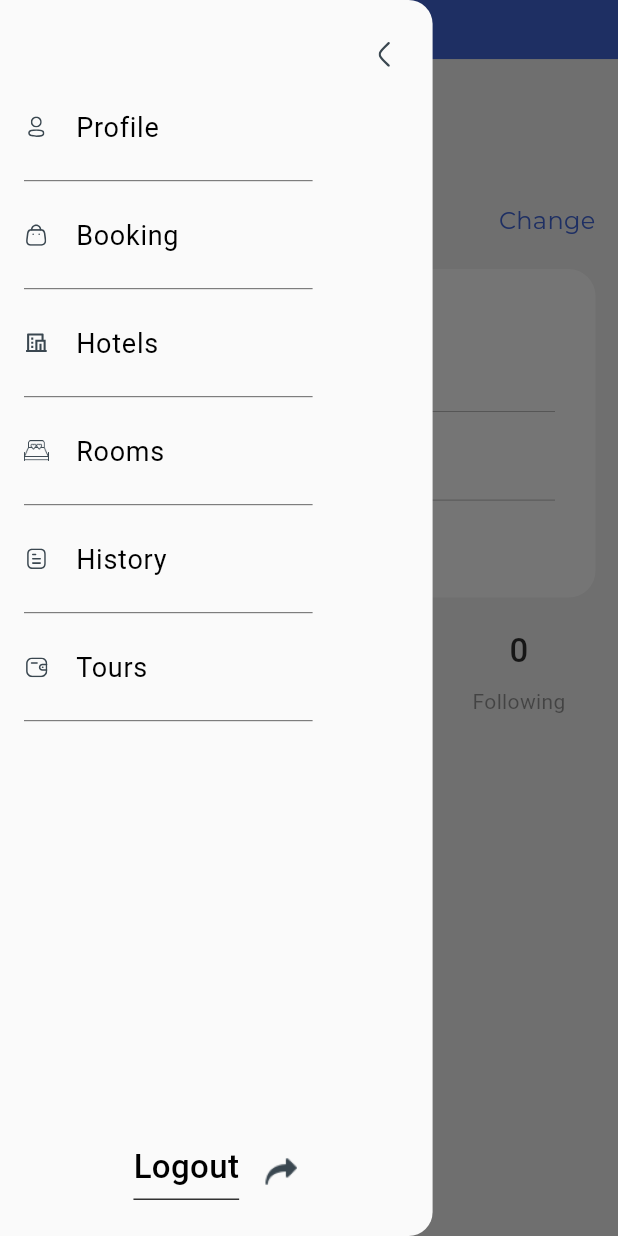
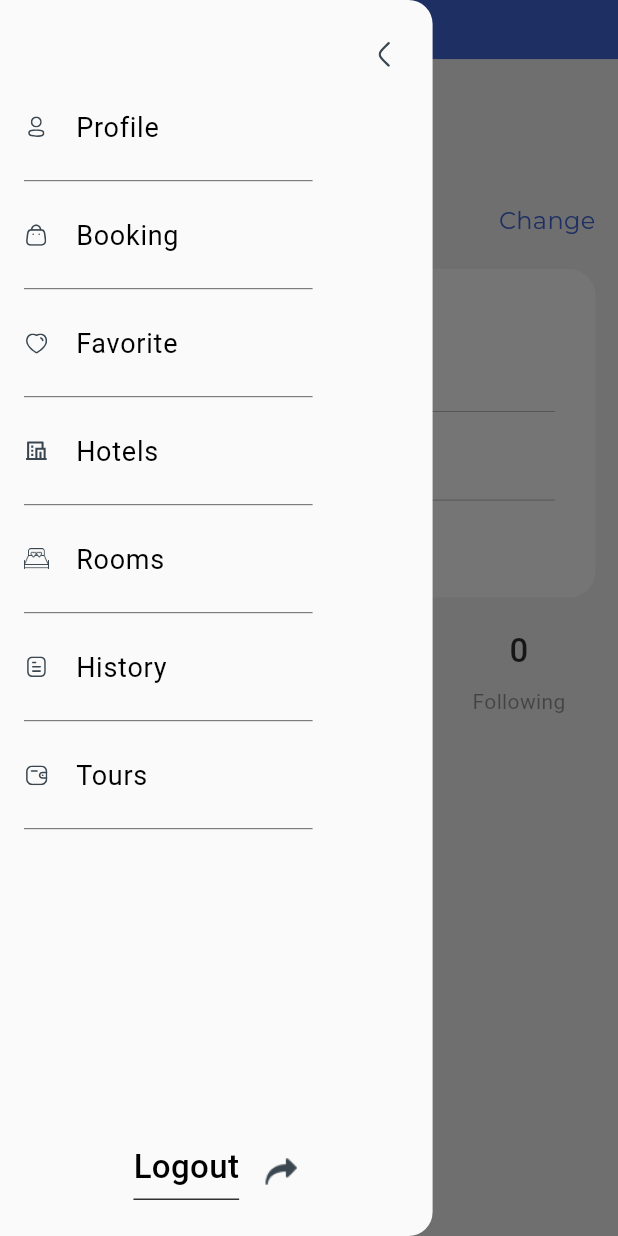
Before and after one commit to lamdv2/flutter_booking_travel_getx, a Flutter app: the ProfileScreen screen opened by its route, with the side drawer open, on a phone screen of 412 x 824 dp. Run offline on Flutter 3.47's test engine with Material 3 defaults, Android fonts, the phone set to English and light mode, and no system bars; our stand-ins replace cached_network_image, carousel_slider, cloud_firestore, dropdown_button2, firebase_auth, firebase_core and 27 more; missing offline and left inert: flutter_config, flutter_polyline_points, flutter_stripe, video_compress, wechat_assets_picker; accounts and stored records are empty; project files that could hold a hidden picture were left out.

Commit message:
fix favourite

```diff
--- a/lib/shared/widgets/stateless/drawer_widget.dart
+++ b/lib/shared/widgets/stateless/drawer_widget.dart
@@ -128,6 +128,48 @@ class DrawerWidget extends StatelessWidget {
             ),
             onTap: () {
               homeController.currentIndex.value = 3;
+              Get.back();
+            },
+          ),
+          Divider(
+            thickness: 0.5,
+            color: appController.isDarkModeOn.value
+                ? ColorConstants.btnCanCel
+                : ColorConstants.black.withOpacity(0.8),
+            indent: 16,
+            endIndent: 80,
+          ),
+          ListTile(
+            title: Row(
+              children: [
+                SvgPicture.asset(
+                  AssetHelper.icHeart,
+                  colorFilter: ColorFilter.mode(
+                    appController.isDarkModeOn.value
+                        ? ColorConstants.btnCanCel
+                        : ColorConstants.graySub,
+                    BlendMode.srcIn,
+                  ),
+                  width: getSize(22),
+                  height: getSize(22),
+                ),
+                SizedBox(
+                  width: getSize(24),
+                ),
+                Text(
+                  StringConst.favorite.tr,
+                  style: TextStyle(
+                    color: appController.isDarkModeOn.value
+                        ? ColorConstants.btnCanCel
+                        : Colors.black,
+                    fontSize: 18,
+                    fontWeight: FontWeight.w400,
+                  ),
+                ),
+              ],
+            ),
+            onTap: () {
+              Get.toNamed(Routes.FAVORITE);
               Get.back();
             },
           ),
```
